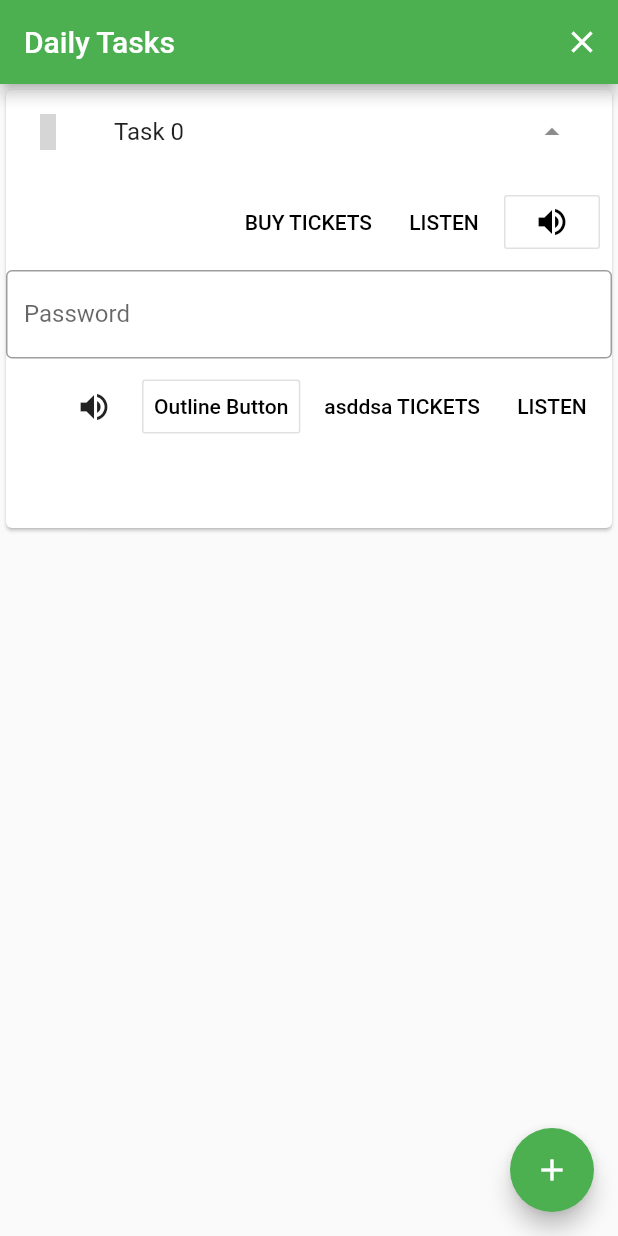
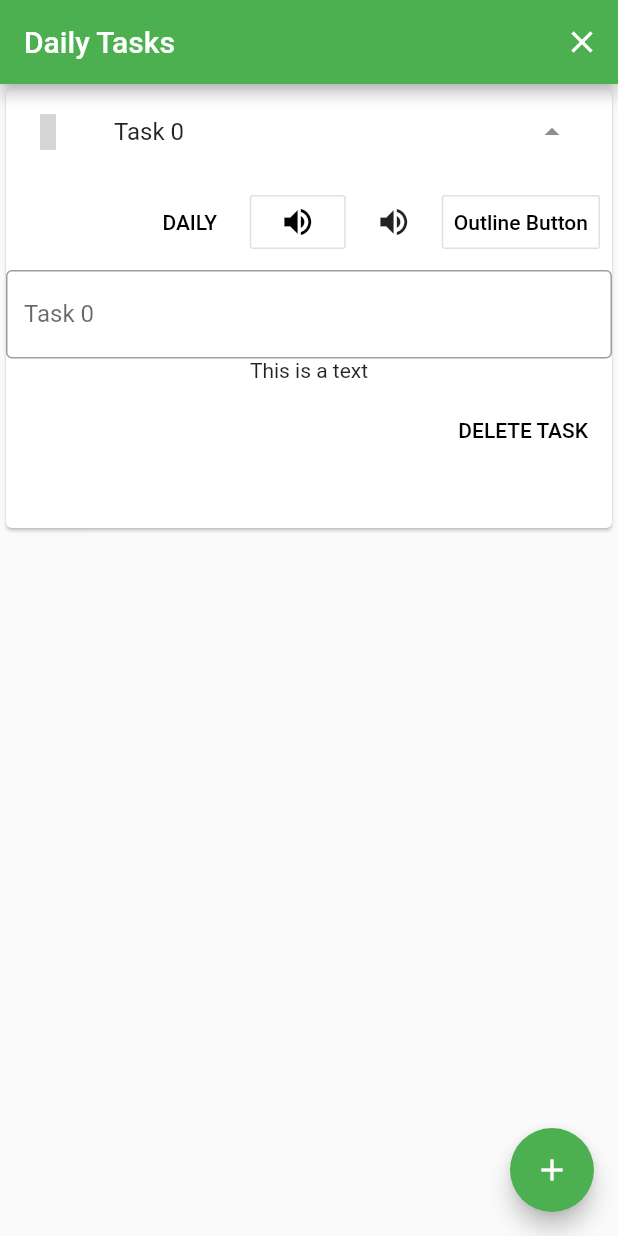
Before and after one commit to matthiaszarzecki/DailyTaskApp, a Flutter app: the screen it shows after launch, after a tap on the "add" icon, after a tap on the "arrow drop down" icon, on a phone screen of 412 x 824 dp. Run offline on Flutter 3.47's test engine with Material 2 defaults, Android fonts, the phone set to English and light mode, and no system bars; our stand-ins replace material_design_icons_flutter, shared_preferences; missing offline and left inert: dart_random_choice; grey boxes are pictures that could not be loaded.

Commit message:
Update Buttons in opened cell

```diff
--- a/lib/task_screen.dart
+++ b/lib/task_screen.dart
@@ -210,16 +210,21 @@ class _TaskScreenState extends State<TaskScreen> {
       ButtonBar(
         children: <Widget>[
           FlatButton(
-            child: const Text('BUY TICKETS'),
-            onPressed: () {},
-          ),
-          FlatButton(
-            child: const Text('LISTEN'),
+            child: const Text('DAILY'),
             onPressed: () {},
           ),
           OutlineButton(
             onPressed: () {},
             child: Icon(Icons.volume_up),
+          ),
+          IconButton(
+            icon: Icon(Icons.volume_up),
+            tooltip: 'Increase volume by 10',
+            onPressed: () {},
+          ),
+          OutlineButton(
+            onPressed: () {},
+            child: const Text('Outline Button'),
           ),
         ],
       ),
@@ -227,30 +232,15 @@ class _TaskScreenState extends State<TaskScreen> {
         obscureText: true,
         decoration: InputDecoration(
           border: OutlineInputBorder(),
-          labelText: 'Password',
+          labelText: currentTask.title,
         ),
       ),
+      // TODO(MZ): Allow Changing of icons
+      const Text('This is a text'),
       ButtonBar(
         children: <Widget>[
-          IconButton(
-            icon: Icon(Icons.volume_up),
-            tooltip: 'Increase volume by 10',
-            onPressed: () {
-              setState(() {});
-            },
-          ),
-          OutlineButton(
-            onPressed: () {},
-            child: Text(
-              "Outline Button",
-            ),
-          ),
           FlatButton(
-            child: const Text('asddsa TICKETS'),
-            onPressed: () {},
-          ),
-          FlatButton(
-            child: const Text('LISTEN'),
+            child: const Text('DELETE TASK'),
             onPressed: () {},
           ),
         ],
```
